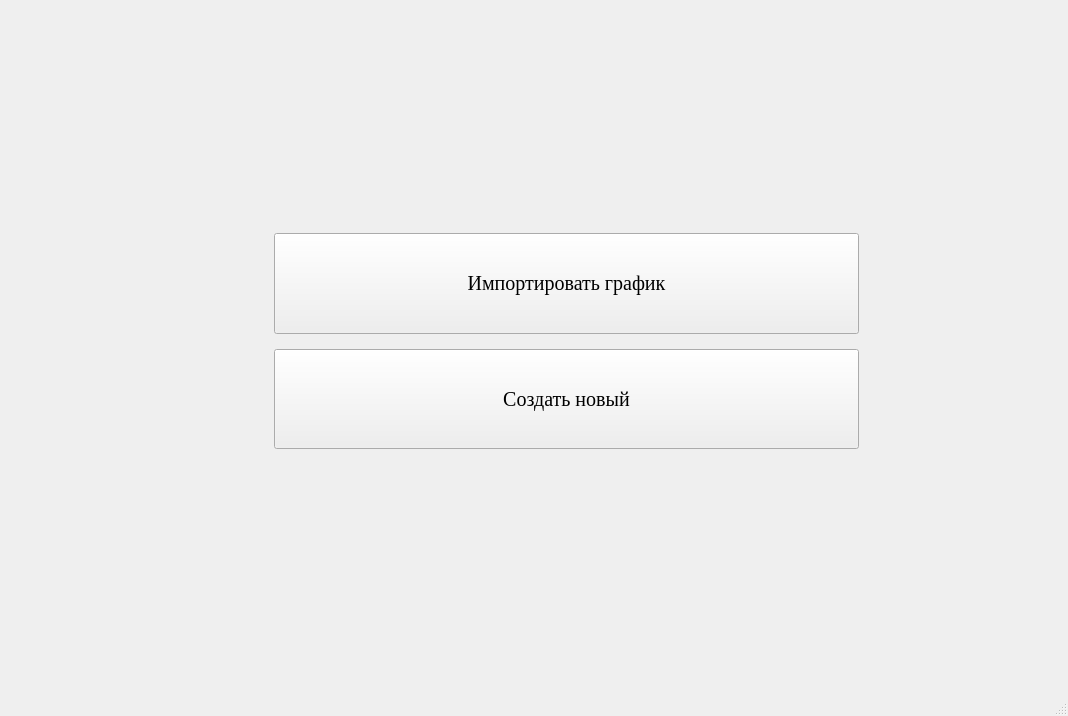
This is Interfase/main.ui in MichailNikitin/optimization_CNC as Qt 5 draws it before an edit. The edited form follows.
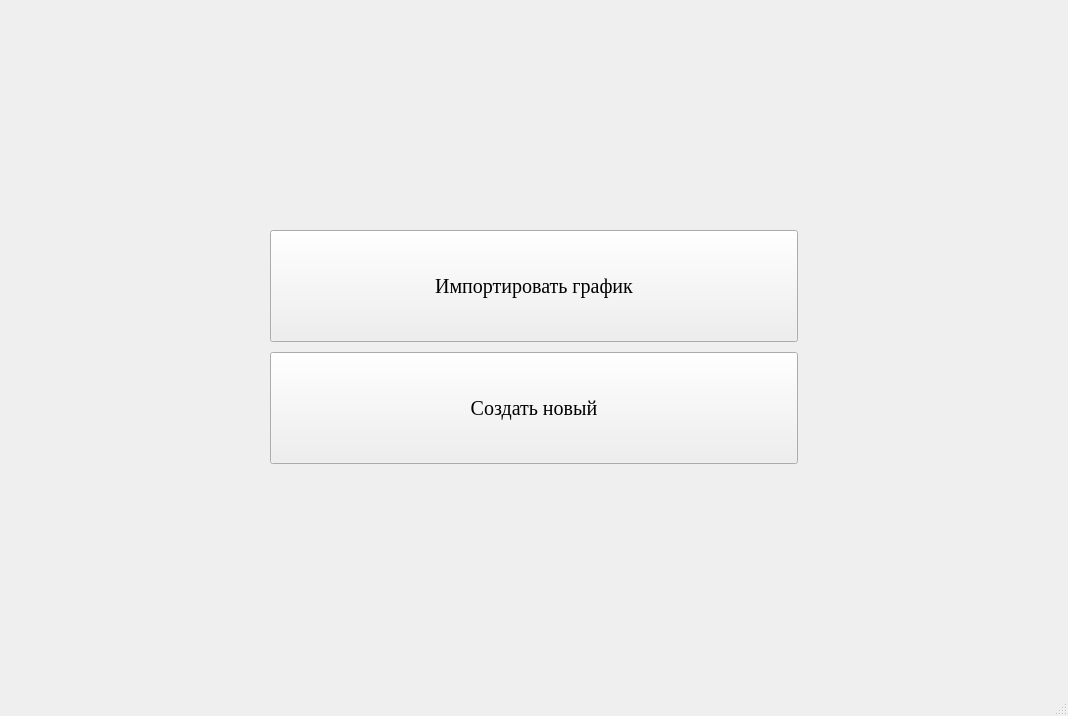
This is the edited form.

What changed in the file:
```diff
--- a/Interfase/main.ui
+++ b/Interfase/main.ui
@@ -16,7 +16,10 @@
   <widget class="QWidget" name="centralwidget">
    <layout class="QVBoxLayout" name="verticalLayout_2">
     <property name="leftMargin">
-     <number>74</number>
+     <number>70</number>
+    </property>
+    <property name="rightMargin">
+     <number>70</number>
     </property>
     <item>
      <widget class="QWidget" name="main_window" native="true">
@@ -32,11 +35,11 @@
        <bool>false</bool>
       </property>
       <property name="autoFillBackground">
-       <bool>true</bool>
+       <bool>false</bool>
       </property>
       <layout class="QVBoxLayout" name="verticalLayout">
        <property name="spacing">
-        <number>15</number>
+        <number>10</number>
        </property>
        <property name="sizeConstraint">
         <enum>QLayout::SetDefaultConstraint</enum>
@@ -45,13 +48,13 @@
         <number>200</number>
        </property>
        <property name="topMargin">
-        <number>13</number>
+        <number>10</number>
        </property>
        <property name="rightMargin">
         <number>200</number>
        </property>
        <property name="bottomMargin">
-        <number>25</number>
+        <number>10</number>
        </property>
        <item>
         <spacer name="verticalSpacer">
```
